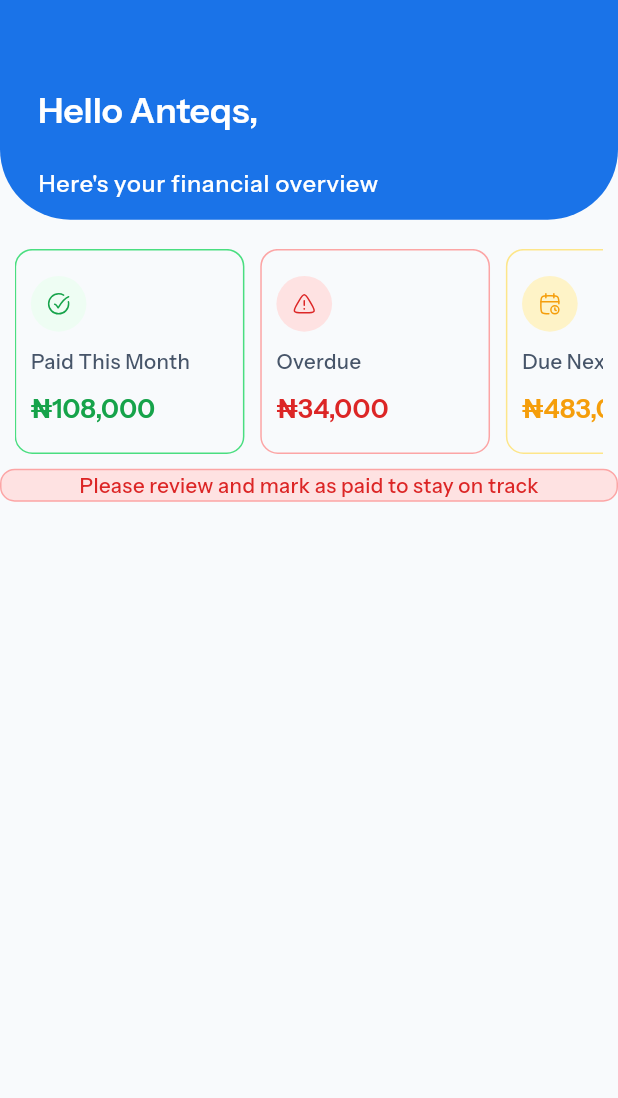
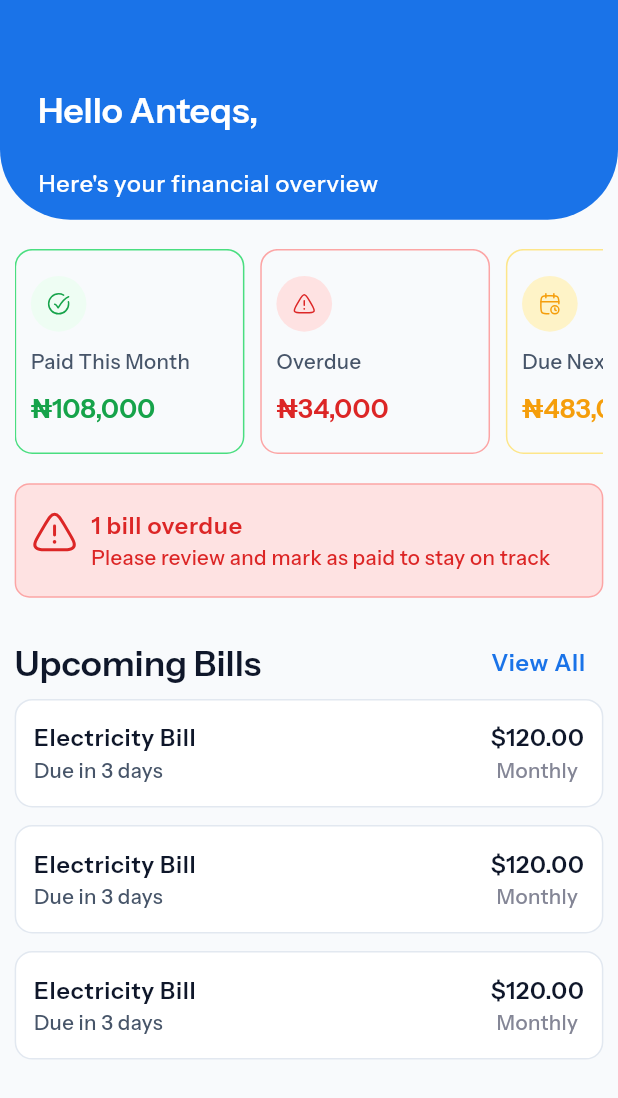
Before and after one commit to ayindequdus22/billflow, a Flutter app: the screen it shows after launch, on a phone screen of 412 x 824 dp. Shown: the top 1098 px of the screen. Run offline on Flutter 3.47's test engine with Material 3 defaults, Android fonts, the phone set to English and light mode, and no system bars; our stand-ins replace flutter_screenutil, flutter_svg, get, google_fonts, pinput.

Commit message:
update: home category model

```diff
--- a/lib/screens/home/home.dart
+++ b/lib/screens/home/home.dart
@@ -2,12 +2,14 @@ import 'package:billflow/widgets/home/home_category.dart';
 import 'package:billflow/widgets/home/home_sliver.dart';
 import 'package:flutter/material.dart';
 import 'package:flutter_screenutil/flutter_screenutil.dart';
+import 'package:flutter_svg/flutter_svg.dart';
 
 class HomeScreen extends StatelessWidget {
   const HomeScreen({super.key});
 
   @override
   Widget build(BuildContext context) {
+    final ThemeData themeContext = Theme.of(context);
     return Scaffold(
       body: CustomScrollView(
         slivers: [
@@ -20,8 +22,8 @@ class HomeScreen extends StatelessWidget {
 
           SliverToBoxAdapter(
             child: Container(
-              margin: EdgeInsets.symmetric(vertical: 10.h),
-              padding: EdgeInsets.symmetric(horizontal: 10.r),
+              margin: EdgeInsets.symmetric(horizontal: 10.r),
+              padding: EdgeInsets.symmetric(horizontal: 10.r, vertical: 16.h),
 
               decoration: BoxDecoration(
                 color: Theme.of(context).colorScheme.errorContainer,
@@ -30,15 +32,130 @@ class HomeScreen extends StatelessWidget {
                   color: Theme.of(context).colorScheme.onErrorContainer,
                 ),
               ),
-              child: Column(
+              child: Row(
+                mainAxisAlignment: MainAxisAlignment.start,
+                crossAxisAlignment: CrossAxisAlignment.start,
                 children: [
-                  Text(
-                    "Please review and mark as paid to stay on track",
-                    style: Theme.of(context).textTheme.bodyMedium?.copyWith(
-                      color: Theme.of(context).colorScheme.error,
+                  SvgPicture.asset(
+                    "assets/icons/alert.svg",
+                    width: 30.w,
+                    colorFilter: ColorFilter.mode(
+                      themeContext.colorScheme.error,
+                      BlendMode.srcIn,
+                    ),
+                  ),
+                  8.horizontalSpace,
+                  Expanded(
+                    child: Column(
+                      crossAxisAlignment: CrossAxisAlignment.start,
+                      children: [
+                        Text(
+                          "1 bill overdue",
+                          style: themeContext.textTheme.bodyLarge?.copyWith(
+                            color: themeContext.colorScheme.error,
+                          ),
+                        ),
+                        Text(
+                          "Please review and mark as paid to stay on track",
+                          style: themeContext.textTheme.bodyMedium?.copyWith(
+                            color: themeContext.colorScheme.error,
+                          ),
+                        ),
+                      ],
                     ),
                   ),
                 ],
+              ),
+            ),
+          ),
+
+          SliverToBoxAdapter(
+            child: HomeUpcomingBills(themeContext: themeContext),
+          ),
+        ],
+      ),
+    );
+  }
+}
+
+class HomeUpcomingBills extends StatelessWidget {
+  const HomeUpcomingBills({super.key, required this.themeContext});
+
+  final ThemeData themeContext;
+
+  @override
+  Widget build(BuildContext context) {
+    return Container(
+      margin: EdgeInsets.symmetric(horizontal: 10.r, vertical: 20.h),
+
+      child: Column(
+        children: [
+          Row(
+            mainAxisAlignment: MainAxisAlignment.spaceBetween,
+            crossAxisAlignment: CrossAxisAlignment.center,
+            children: [
+              Text(
+                "Upcoming Bills",
+                style: themeContext.textTheme.headlineLarge,
+              ),
+              TextButton(
+                onPressed: () {},
+                child: Text(
+                  "View All",
+                  style: themeContext.textTheme.bodyLarge!.copyWith(
+                    color: themeContext.colorScheme.primary,
+                  ),
+                ),
+              ),
+            ],
+          ),
+          Column(
+            children: List.generate(
+              3,
+              (index) => Container(
+                margin: EdgeInsets.only(bottom: 12.h),
+
+                padding: EdgeInsets.symmetric(horizontal: 12.r, vertical: 14.h),
+                decoration: BoxDecoration(
+                  color: themeContext.colorScheme.surfaceBright,
+                  borderRadius: BorderRadius.circular(12.r),
+                  border: Border.all(color: themeContext.colorScheme.outline),
+                ),
+                child: Row(
+                  mainAxisAlignment: MainAxisAlignment.spaceBetween,
+                  crossAxisAlignment: CrossAxisAlignment.center,
+                  children: [
+                    Column(
+                      crossAxisAlignment: CrossAxisAlignment.start,
+                      children: [
+                        Text(
+                          "Electricity Bill",
+                          style: themeContext.textTheme.bodyLarge,
+                        ),
+                        Text(
+                          "Due in 3 days",
+                          style: themeContext.textTheme.bodyMedium?.copyWith(
+                            color: themeContext.colorScheme.onSurfaceVariant,
+                          ),
+                        ),
+                      ],
+                    ),
+                    Column(
+                      children: [
+                        Text(
+                          "\$120.00",
+                          style: themeContext.textTheme.bodyLarge,
+                        ),
+                        Text(
+                          "Monthly",
+                          style: themeContext.textTheme.bodyMedium!.copyWith(
+                            color: themeContext.colorScheme.surfaceContainer,
+                          ),
+                        ),
+                      ],
+                    ),
+                  ],
+                ),
               ),
             ),
           ),
--- a/lib/theme/color_scheme.dart
+++ b/lib/theme/color_scheme.dart
@@ -18,6 +18,21 @@ class AppColorScheme {
   final Color warning = Color.fromRGBO(245, 158, 11, 1);
   final Color warningBorder = Color.fromRGBO(253, 230, 138, 1);
   final Color warningLight = Color.fromRGBO(254, 243, 199, 1);
+
+  final Color utility = Color.fromRGBO(14, 165, 233, 1);
+  final Color utilityLight = Color.fromRGBO(224, 247, 255, 1);
+
+  final Color subscription = Color.fromRGBO(139, 92, 246, 1);
+  final Color subscriptionLight = Color.fromRGBO(243, 232, 255, 1);
+
+  final Color savings = Color.fromRGBO(0, 132, 42, 1);
+  final Color savingsLight = Color.fromRGBO(209, 250, 229, 1);
+
+  final Color housing = Color.fromRGBO(217, 119, 6, 1);
+  final Color housingLight = Color.fromRGBO(254, 243, 199, 1);
+
+  final Color insuranceLight = Color.fromRGBO(226, 232, 240, 1);
+  final Color insurance = Color.fromRGBO(71, 85, 105, 1);
 
   static final Color _primary = Color.fromRGBO(26, 115, 232, 1);
 
--- a/lib/widgets/home/home_category.dart
+++ b/lib/widgets/home/home_category.dart
@@ -22,31 +22,31 @@ class HomeCategoryBillModel {
   });
 }
 
-final AppColorScheme appColorScheme = AppColorScheme();
+final AppColorScheme _appColorScheme = AppColorScheme();
 List<HomeCategoryBillModel> homeCategoryBillModel = [
   HomeCategoryBillModel(
     title: "Paid This Month",
     svgIcon: "assets/icons/check.svg",
     number: "₦108,000",
-    textColor: appColorScheme.success,
-    borderColor: appColorScheme.successBorder,
-    containerColor: appColorScheme.successLight,
+    textColor: _appColorScheme.success,
+    borderColor: _appColorScheme.successBorder,
+    containerColor: _appColorScheme.successLight,
   ),
   HomeCategoryBillModel(
     title: "Overdue",
     svgIcon: "assets/icons/alert.svg",
     number: "₦34,000",
-    textColor: appColorScheme.danger,
-    borderColor: appColorScheme.dangerBorder,
-    containerColor: appColorScheme.dangerLight,
+    textColor: _appColorScheme.danger,
+    borderColor: _appColorScheme.dangerBorder,
+    containerColor: _appColorScheme.dangerLight,
   ),
   HomeCategoryBillModel(
     title: "Due Next Month",
     svgIcon: "assets/icons/date-time.svg",
     number: "₦483,000",
-    textColor: appColorScheme.warning,
-    borderColor: appColorScheme.warningBorder,
-    containerColor: appColorScheme.warningLight,
+    textColor: _appColorScheme.warning,
+    borderColor: _appColorScheme.warningBorder,
+    containerColor: _appColorScheme.warningLight,
   ),
 ];
 
@@ -57,11 +57,10 @@ class HomeCategory extends StatelessWidget {
   Widget build(BuildContext context) {
     final themeContext = Theme.of(context);
 
-    return Padding(
-      padding: EdgeInsets.symmetric(horizontal: 10.r),
+    return Container(
+      margin: EdgeInsets.symmetric(horizontal: 10.r, vertical: 20.h),
       child: Column(
         children: [
-          20.verticalSpace,
           SizedBox(
             height: 140.h,
             child: ListView.separated(
```
Also changed, not shown: lib/models/home/upcoming_bill_model.dart (added, +135 -0 lines), assets/images/electricity.png (added).
